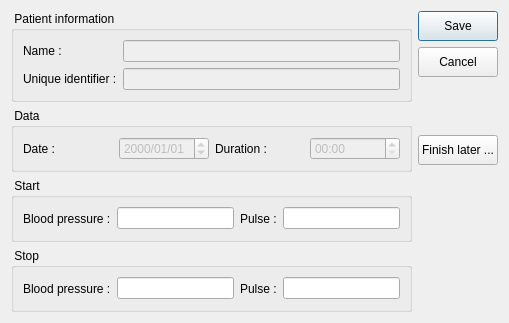
The window that client/dlgattendanceedit.ui (tbikfalvi/Belenus) describes before a commit, drawn with Qt 5.
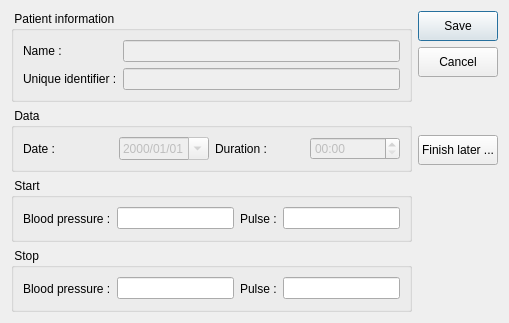
The same window after the commit.

Patch:
```diff
--- a/client/dlgattendanceedit.ui
+++ b/client/dlgattendanceedit.ui
@@ -74,6 +74,9 @@
           <property name="displayFormat">
            <string>yyyy/MM/dd</string>
           </property>
+          <property name="calendarPopup">
+           <bool>true</bool>
+          </property>
          </widget>
         </item>
         <item>
```
